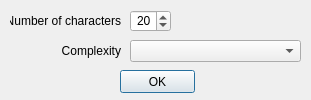
Old version of the form dialogs/keygendialog.ui in the repository AskePit/PassBook.
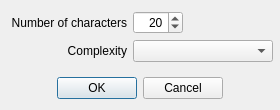
New version of the form.

```diff
--- a/dialogs/keygendialog.ui
+++ b/dialogs/keygendialog.ui
@@ -6,8 +6,8 @@
    <rect>
     <x>0</x>
     <y>0</y>
-    <width>311</width>
-    <height>100</height>
+    <width>280</width>
+    <height>110</height>
    </rect>
   </property>
   <property name="sizePolicy">
@@ -18,28 +18,26 @@
   </property>
   <property name="minimumSize">
    <size>
-    <width>311</width>
-    <height>100</height>
+    <width>280</width>
+    <height>110</height>
    </size>
   </property>
   <property name="maximumSize">
    <size>
-    <width>311</width>
-    <height>100</height>
+    <width>280</width>
+    <height>110</height>
    </size>
   </property>
   <property name="windowTitle">
    <string>Password generation</string>
   </property>
+  <layout class="QVBoxLayout" name="verticalLayout_2">
+   <item>
+    <layout class="QVBoxLayout" name="verticalLayout">
+     <item>
+      <layout class="QGridLayout" name="gridLayout">
+       <item row="0" column="0">
   <widget class="QLabel" name="label">
-   <property name="geometry">
-    <rect>
-     <x>10</x>
-     <y>10</y>
-     <width>111</width>
-     <height>21</height>
-    </rect>
-   </property>
    <property name="text">
     <string>Number of characters</string>
    </property>
@@ -47,30 +45,14 @@
     <set>Qt::AlignRight|Qt::AlignTrailing|Qt::AlignVCenter</set>
    </property>
   </widget>
-  <widget class="QLabel" name="label_2">
-   <property name="geometry">
-    <rect>
-     <x>10</x>
-     <y>40</y>
-     <width>111</width>
-     <height>21</height>
-    </rect>
-   </property>
-   <property name="text">
-    <string>Complexity</string>
-   </property>
-   <property name="alignment">
-    <set>Qt::AlignRight|Qt::AlignTrailing|Qt::AlignVCenter</set>
-   </property>
-  </widget>
+       </item>
+       <item row="0" column="1">
   <widget class="QSpinBox" name="spinBox">
-   <property name="geometry">
-    <rect>
-     <x>130</x>
-     <y>10</y>
-     <width>41</width>
-     <height>22</height>
-    </rect>
+         <property name="maximumSize">
+          <size>
+           <width>50</width>
+           <height>16777215</height>
+          </size>
    </property>
    <property name="alignment">
     <set>Qt::AlignRight|Qt::AlignTrailing|Qt::AlignVCenter</set>
@@ -85,14 +67,24 @@
     <number>20</number>
    </property>
   </widget>
+       </item>
+       <item row="1" column="0">
+        <widget class="QLabel" name="label_2">
+         <property name="text">
+          <string>Complexity</string>
+         </property>
+         <property name="alignment">
+          <set>Qt::AlignRight|Qt::AlignTrailing|Qt::AlignVCenter</set>
+         </property>
+        </widget>
+       </item>
+       <item row="1" column="1">
   <widget class="QComboBox" name="comboBox">
-   <property name="geometry">
-    <rect>
-     <x>130</x>
-     <y>40</y>
-     <width>171</width>
-     <height>22</height>
-    </rect>
+         <property name="minimumSize">
+          <size>
+           <width>140</width>
+           <height>0</height>
+          </size>
    </property>
    <property name="editable">
     <bool>false</bool>
@@ -101,19 +93,32 @@
     <number>-1</number>
    </property>
   </widget>
-  <widget class="QPushButton" name="pushButton">
-   <property name="geometry">
-    <rect>
-     <x>120</x>
-     <y>70</y>
-     <width>75</width>
-     <height>23</height>
-    </rect>
-   </property>
-   <property name="text">
-    <string>OK</string>
-   </property>
-  </widget>
+       </item>
+      </layout>
+     </item>
+     <item>
+      <spacer name="verticalSpacer">
+       <property name="orientation">
+        <enum>Qt::Vertical</enum>
+       </property>
+       <property name="sizeHint" stdset="0">
+        <size>
+         <width>20</width>
+         <height>40</height>
+        </size>
+       </property>
+      </spacer>
+     </item>
+     <item alignment="Qt::AlignHCenter">
+      <widget class="QDialogButtonBox" name="buttonBox">
+       <property name="standardButtons">
+        <set>QDialogButtonBox::Cancel|QDialogButtonBox::Ok</set>
+       </property>
+      </widget>
+     </item>
+    </layout>
+   </item>
+  </layout>
  </widget>
  <resources/>
  <connections/>
```
Lines whose indentation alone changed are shown as unchanged.
